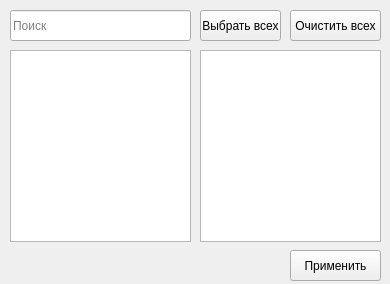
The window that ChooseEmployee.ui (okostynchuk/Outcall) describes before a commit, drawn with Qt 5.
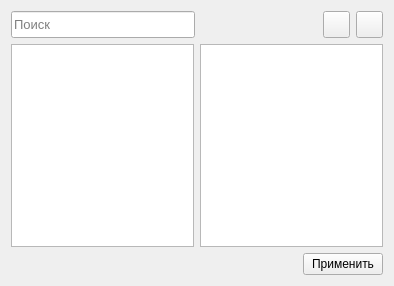
The same window after the commit. Icons and pictures are not drawn.

Commit message: some app windows were revised

What changed in the file:
```diff
--- a/ChooseEmployee.ui
+++ b/ChooseEmployee.ui
@@ -6,115 +6,183 @@
    <rect>
     <x>0</x>
     <y>0</y>
-    <width>390</width>
-    <height>284</height>
+    <width>394</width>
+    <height>286</height>
    </rect>
   </property>
   <property name="windowTitle">
    <string>Выбор сотрудника(-ов)</string>
   </property>
-  <widget class="QLineEdit" name="lineEdit">
-   <property name="geometry">
-    <rect>
-     <x>10</x>
-     <y>10</y>
-     <width>181</width>
-     <height>31</height>
-    </rect>
-   </property>
-   <property name="placeholderText">
-    <string>Поиск</string>
-   </property>
-   <property name="clearButtonEnabled">
-    <bool>true</bool>
-   </property>
-  </widget>
-  <widget class="QListWidget" name="listWidget">
-   <property name="geometry">
-    <rect>
-     <x>10</x>
-     <y>50</y>
-     <width>181</width>
-     <height>192</height>
-    </rect>
-   </property>
-   <property name="autoScroll">
-    <bool>true</bool>
-   </property>
-   <property name="selectionMode">
-    <enum>QAbstractItemView::SingleSelection</enum>
-   </property>
-   <property name="selectionBehavior">
-    <enum>QAbstractItemView::SelectRows</enum>
-   </property>
-  </widget>
-  <widget class="QListWidget" name="listWidget_2">
-   <property name="geometry">
-    <rect>
-     <x>200</x>
-     <y>50</y>
-     <width>181</width>
-     <height>192</height>
-    </rect>
-   </property>
-   <property name="autoScroll">
-    <bool>true</bool>
-   </property>
-   <property name="selectionMode">
-    <enum>QAbstractItemView::SingleSelection</enum>
-   </property>
-   <property name="selectionBehavior">
-    <enum>QAbstractItemView::SelectRows</enum>
-   </property>
-  </widget>
-  <widget class="QPushButton" name="removeAllButton">
-   <property name="geometry">
-    <rect>
-     <x>290</x>
-     <y>10</y>
-     <width>91</width>
-     <height>31</height>
-    </rect>
-   </property>
-   <property name="text">
-    <string>Очистить всех</string>
-   </property>
-   <property name="autoDefault">
-    <bool>false</bool>
-   </property>
-  </widget>
-  <widget class="QPushButton" name="chooseAllButton">
-   <property name="geometry">
-    <rect>
-     <x>200</x>
-     <y>10</y>
-     <width>81</width>
-     <height>31</height>
-    </rect>
-   </property>
-   <property name="text">
-    <string>Выбрать всех</string>
-   </property>
-   <property name="autoDefault">
-    <bool>false</bool>
-   </property>
-  </widget>
-  <widget class="QPushButton" name="applyButton">
-   <property name="geometry">
-    <rect>
-     <x>290</x>
-     <y>250</y>
-     <width>91</width>
-     <height>31</height>
-    </rect>
-   </property>
-   <property name="text">
-    <string>Применить</string>
-   </property>
-   <property name="autoDefault">
-    <bool>false</bool>
-   </property>
-  </widget>
+  <layout class="QGridLayout" name="gridLayout_4">
+   <item row="0" column="0">
+    <layout class="QGridLayout" name="gridLayout_3">
+     <item row="0" column="0">
+      <layout class="QGridLayout" name="gridLayout">
+       <property name="verticalSpacing">
+        <number>6</number>
+       </property>
+       <item row="0" column="0">
+        <widget class="QLineEdit" name="lineEdit">
+         <property name="minimumSize">
+          <size>
+           <width>184</width>
+           <height>27</height>
+          </size>
+         </property>
+         <property name="font">
+          <font>
+           <pointsize>10</pointsize>
+          </font>
+         </property>
+         <property name="placeholderText">
+          <string>Поиск</string>
+         </property>
+         <property name="clearButtonEnabled">
+          <bool>true</bool>
+         </property>
+        </widget>
+       </item>
+       <item row="0" column="2">
+        <widget class="QPushButton" name="chooseAllButton">
+         <property name="minimumSize">
+          <size>
+           <width>27</width>
+           <height>27</height>
+          </size>
+         </property>
+         <property name="maximumSize">
+          <size>
+           <width>27</width>
+           <height>27</height>
+          </size>
+         </property>
+         <property name="toolTip">
+          <string>Выбрать всех сотрудников</string>
+         </property>
+         <property name="text">
+          <string/>
+         </property>
+         <property name="icon">
+          <iconset resource="images.qrc">
+           <normaloff>:/images/chooseAll_R.png</normaloff>:/images/chooseAll_R.png</iconset>
+         </property>
+         <property name="iconSize">
+          <size>
+           <width>23</width>
+           <height>23</height>
+          </size>
+         </property>
+         <property name="autoDefault">
+          <bool>false</bool>
+         </property>
+        </widget>
+       </item>
+       <item row="0" column="3">
+        <widget class="QPushButton" name="removeAllButton">
+         <property name="minimumSize">
+          <size>
+           <width>27</width>
+           <height>27</height>
+          </size>
+         </property>
+         <property name="maximumSize">
+          <size>
+           <width>27</width>
+           <height>27</height>
+          </size>
+         </property>
+         <property name="toolTip">
+          <string>Очистить всех сотрудников</string>
+         </property>
+         <property name="text">
+          <string/>
+         </property>
+         <property name="icon">
+          <iconset resource="images.qrc">
+           <normaloff>:/images/removeAll_R.png</normaloff>:/images/removeAll_R.png</iconset>
+         </property>
+         <property name="iconSize">
+          <size>
+           <width>23</width>
+           <height>23</height>
+          </size>
+         </property>
+         <property name="autoDefault">
+          <bool>false</bool>
+         </property>
+        </widget>
+       </item>
+       <item row="0" column="1">
+        <spacer name="horizontalSpacer">
+         <property name="orientation">
+          <enum>Qt::Horizontal</enum>
+         </property>
+         <property name="sizeHint" stdset="0">
+          <size>
+           <width>40</width>
+           <height>20</height>
+          </size>
+         </property>
+        </spacer>
+       </item>
+      </layout>
+     </item>
+     <item row="1" column="0">
+      <layout class="QGridLayout" name="gridLayout_2">
+       <item row="1" column="2">
+        <widget class="QPushButton" name="applyButton">
+         <property name="text">
+          <string>Применить</string>
+         </property>
+         <property name="autoDefault">
+          <bool>false</bool>
+         </property>
+        </widget>
+       </item>
+       <item row="0" column="0">
+        <widget class="QListWidget" name="listWidget">
+         <property name="autoScroll">
+          <bool>true</bool>
+         </property>
+         <property name="selectionMode">
+          <enum>QAbstractItemView::SingleSelection</enum>
+         </property>
+         <property name="selectionBehavior">
+          <enum>QAbstractItemView::SelectRows</enum>
+         </property>
+        </widget>
+       </item>
+       <item row="1" column="1">
+        <spacer name="horizontalSpacer_2">
+         <property name="orientation">
+          <enum>Qt::Horizontal</enum>
+         </property>
+         <property name="sizeHint" stdset="0">
+          <size>
+           <width>40</width>
+           <height>20</height>
+          </size>
+         </property>
+        </spacer>
+       </item>
+       <item row="0" column="1" colspan="2">
+        <widget class="QListWidget" name="listWidget_2">
+         <property name="autoScroll">
+          <bool>true</bool>
+         </property>
+         <property name="selectionMode">
+          <enum>QAbstractItemView::SingleSelection</enum>
+         </property>
+         <property name="selectionBehavior">
+          <enum>QAbstractItemView::SelectRows</enum>
+         </property>
+        </widget>
+       </item>
+      </layout>
+     </item>
+    </layout>
+   </item>
+  </layout>
  </widget>
  <tabstops>
   <tabstop>lineEdit</tabstop>
```
Left out of the diff: 4 changed lines with no effect on the pictures. The commit also changes 6 other files.
